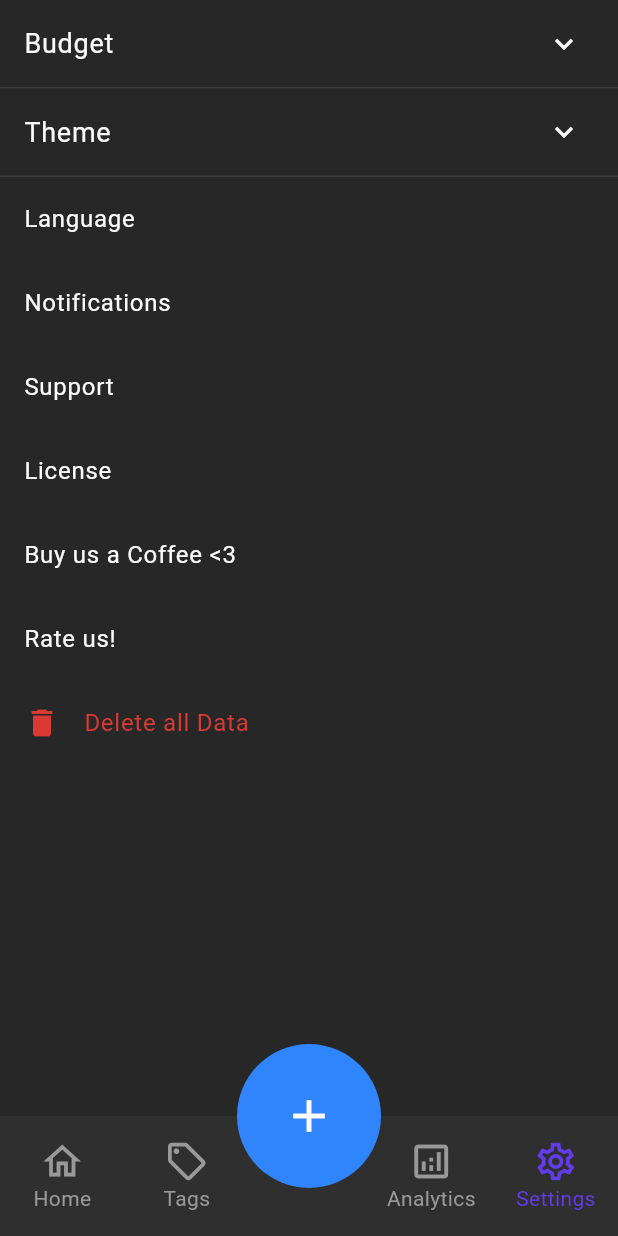
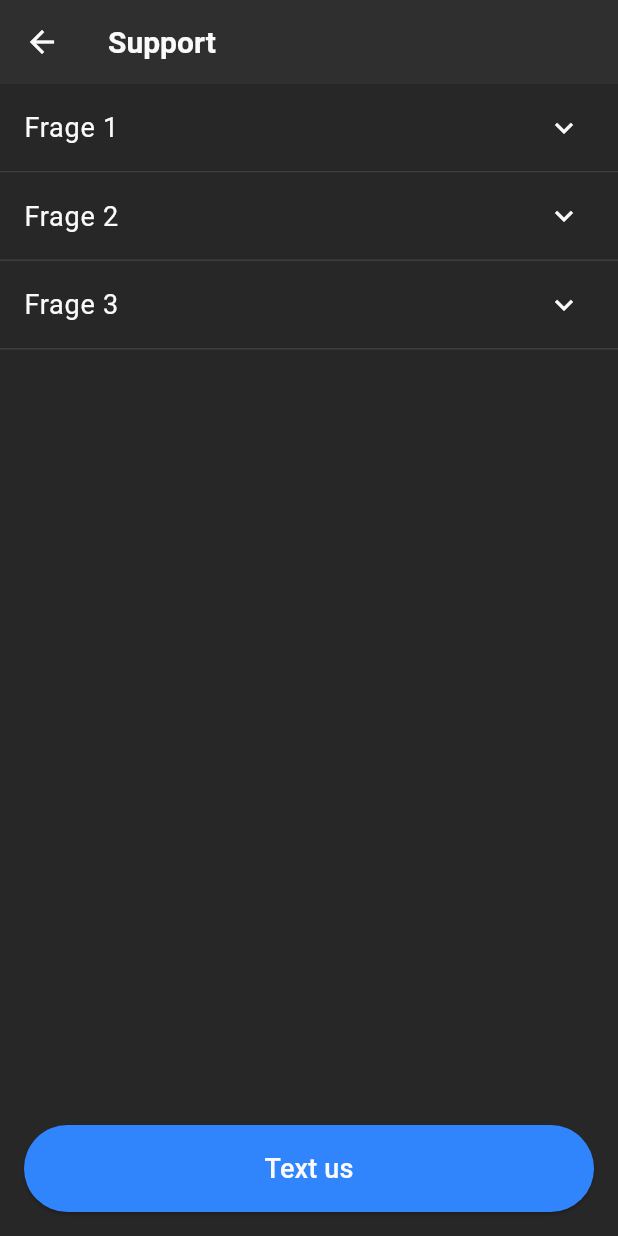
Before and after one commit to GolemT/Flutter_FinanceTracker, a Flutter app: the screen it shows after launch, item 4 of the bottom bar chosen, after a tap on "Support", on a phone screen of 412 x 824 dp. Run offline on Flutter 3.47's test engine with Material 3 defaults, Android fonts, the phone set to English and light mode, and no system bars; our stand-ins replace fl_chart, multi_select_flutter, pie_chart, shared_preferences; missing offline and left inert: easy_url_launcher.

Commit message:
Barebones support

```diff
--- a/lib/screens/settings_screen.dart
+++ b/lib/screens/settings_screen.dart
@@ -1,4 +1,5 @@
 import 'package:easy_url_launcher/easy_url_launcher.dart';
+import 'package:finance_tracker/screens/settings_subscreens/support.dart';
 import 'package:flutter/material.dart';
 import 'package:finance_tracker/screens/settings_subscreens/license.dart';
 import 'package:finance_tracker/components/nav_screen.dart';
@@ -99,6 +100,7 @@ class SettingsScreenState extends State<SettingsScreen> {
               iconColor: nexusColor.text,
               collapsedIconColor: nexusColor.text,
               title: Text('Budget', style: TextStyle(color: nexusColor.text, fontSize: 18.0)),
+              leading: Icon(Icons.account_balance, color: nexusColor.text,),
               children: <Widget>[
                 Padding(
                   padding: const EdgeInsets.all(16.0),
@@ -196,6 +198,7 @@ class SettingsScreenState extends State<SettingsScreen> {
               iconColor: nexusColor.text,
               collapsedIconColor: nexusColor.text,
               title: Text('Theme', style: TextStyle(color: nexusColor.text, fontSize: 18.0)),
+              leading: Icon(Icons.mode_night_outlined, color: nexusColor.text,),
               children: <Widget>[
                 Padding(
                   padding: const EdgeInsets.all(16.0),
@@ -226,33 +229,44 @@ class SettingsScreenState extends State<SettingsScreen> {
           ),
           ListTile(
             title: Text('Language', style: TextStyle(color: nexusColor.text)),
+            leading: Icon(Icons.translate, color: nexusColor.text,),
           ),
           ListTile(
             title: Text('Notifications', style: TextStyle(color: nexusColor.text)),
+            leading: Icon(Icons.notifications, color: nexusColor.text,),
           ),
           ListTile(
             title: Text('Support', style: TextStyle(color: nexusColor.text)),
-            onTap: () {
-              Navigator.pushNamed(context, '/support');
+            leading: Icon(Icons.support_agent, color: nexusColor.text,),
+            trailing: Icon(Icons.arrow_forward_ios, color: nexusColor.text,),
+            onTap: () async {
+              await Navigator.push(
+                context,
+                MaterialPageRoute(builder: (context) => const SupportScreen())
+              );
             },
           ),
           ListTile(
             title: Text('License', style: TextStyle(color: nexusColor.text)),
+            leading: Icon(Icons.gavel, color: nexusColor.text,),
+            trailing: Icon(Icons.arrow_forward_ios, color: nexusColor.text,),
             onTap: () async {
               await Navigator.push(
                 context,
                 MaterialPageRoute(builder: (context) => const LicenseScreen()),
-          );
+              );
             },
           ),
           ListTile(
             title: Text('Buy us a Coffee <3', style: TextStyle(color: nexusColor.text)),
+            leading: Icon(Icons.coffee_outlined, color: nexusColor.text,),
             onTap: () async {
               await EasyLauncher.url(url: patreon);
             },
           ),
           ListTile(
             title: Text('Rate us!', style: TextStyle(color: nexusColor.text)),
+            leading: Icon(Icons.star, color: nexusColor.text,),
             onTap: () async {
               await EasyLauncher.url(url: appStore);
             },
--- a/lib/screens/settings_subscreens/support.dart
+++ b/lib/screens/settings_subscreens/support.dart
@@ -0,0 +1,153 @@
+import 'package:easy_url_launcher/easy_url_launcher.dart';
+import 'package:flutter/material.dart';
+import 'package:finance_tracker/assets/color_palette.dart';
+
+class SupportScreen extends StatelessWidget {
+
+  const SupportScreen({super.key});
+
+  @override
+  Widget build(BuildContext context) {
+    final nexusColor = NexusColor();
+
+    return Scaffold(
+      appBar: AppBar(
+        title: Text('Support', style: TextStyle(color: nexusColor.text)),
+        backgroundColor: nexusColor.navigation,
+        iconTheme: IconThemeData(color: nexusColor.text),
+      ),
+      resizeToAvoidBottomInset: false,
+      backgroundColor: nexusColor.background,
+      body: ListView(
+        children: [
+          Container(
+            decoration: BoxDecoration(
+              color: nexusColor.background,
+              border: Border(
+                bottom: BorderSide(
+                  color: nexusColor.inputs,
+                  style: BorderStyle.solid,
+                  strokeAlign: BorderSide.strokeAlignInside,
+                ),
+              ),
+            ),
+            child: ExpansionTile(
+              iconColor: nexusColor.text,
+              collapsedIconColor: nexusColor.text,
+              title: Text(
+                'Frage 1',
+                style: TextStyle(color: nexusColor.text, fontSize: 18.0),
+              ),
+              children: <Widget>[
+                Container(
+                  color: nexusColor.background,
+                  child: Padding(
+                    padding: const EdgeInsets.all(16.0),
+                    child: Column(
+                      crossAxisAlignment: CrossAxisAlignment.start,
+                      children: <Widget>[
+                        Text('Antwort 1', style: TextStyle(color: nexusColor.text))
+                      ]
+                    )
+                  ),
+                )
+              ],
+            ),
+          ),
+          Container(
+            decoration: BoxDecoration(
+              color: nexusColor.background,
+              border: Border(
+                bottom: BorderSide(
+                  color: nexusColor.inputs,
+                  style: BorderStyle.solid,
+                  strokeAlign: BorderSide.strokeAlignInside,
+                ),
+              ),
+            ),
+            child: ExpansionTile(
+              iconColor: nexusColor.text,
+              collapsedIconColor: nexusColor.text,
+              title: Text(
+                'Frage 2',
+                style: TextStyle(color: nexusColor.text, fontSize: 18.0),
+              ),
+              children: <Widget>[
+                Container(
+                  color: nexusColor.background,
+                  child: Padding(
+                    padding: const EdgeInsets.all(16.0),
+                    child: Column(
+                      crossAxisAlignment: CrossAxisAlignment.start,
+                      children: <Widget>[
+                        Text('Antwort 2', style: TextStyle(color: nexusColor.text))
+                      ]
+                    )
+                  ),
+                )
+              ],
+            ),
+          ),
+          Container(
+            decoration: BoxDecoration(
+              color: nexusColor.background,
+              border: Border(
+                bottom: BorderSide(
+                  color: nexusColor.inputs,
+                  style: BorderStyle.solid,
+                  strokeAlign: BorderSide.strokeAlignInside,
+                ),
+              ),
+            ),
+            child: ExpansionTile(
+              iconColor: nexusColor.text,
+              collapsedIconColor: nexusColor.text,
+              title: Text(
+                'Frage 3',
+                style: TextStyle(color: nexusColor.text, fontSize: 18.0),
+              ),
+              children: <Widget>[
+                Container(
+                  color: nexusColor.background,
+                  child: Padding(
+                    padding: const EdgeInsets.all(16.0),
+                    child: Column(
+                      crossAxisAlignment: CrossAxisAlignment.start,
+                      children: <Widget>[
+                        Text('Antwort 3', style: TextStyle(color: nexusColor.text))
+                      ]
+                    )
+                  ),
+                )
+              ],
+            ),
+          ),
+        ]
+      ),
+      floatingActionButtonLocation: FloatingActionButtonLocation.centerFloat,
+      floatingActionButton: Container(
+        margin: const EdgeInsets.symmetric(horizontal: 16.0), // Optional margin
+        width: double.infinity,
+        child: ElevatedButton(
+          onPressed: () async {
+            await EasyLauncher.email(
+              email: 'tkosleckmicro@gmail.com',
+              subject: 'Request for Support',
+              body: 'Hello NexusCode');
+          },
+          style: ElevatedButton.styleFrom(
+            backgroundColor: NexusColor.secondary,
+            padding: const EdgeInsets.symmetric(vertical: 16.0),
+            shape: RoundedRectangleBorder(
+              borderRadius: BorderRadius.circular(30.0),
+            ),
+          ),
+          child: Text(
+            'Text us',
+            style: TextStyle(color: nexusColor.text, fontSize: 18),
+          ),
+        ),
+      ),
+    );
+  }
+}
```
